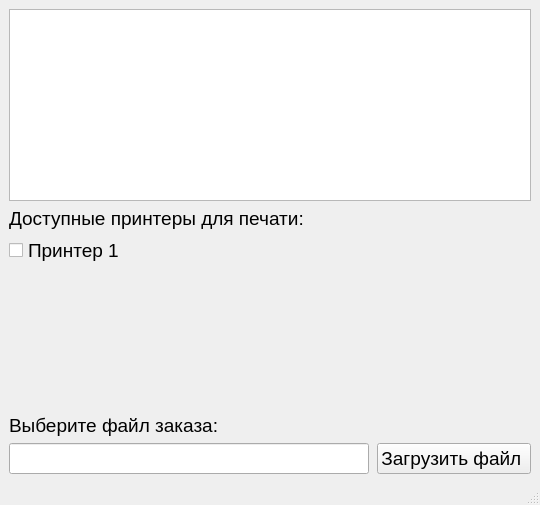
Old version of the form Printers.ui in the repository MikhailFrushkin/posters.
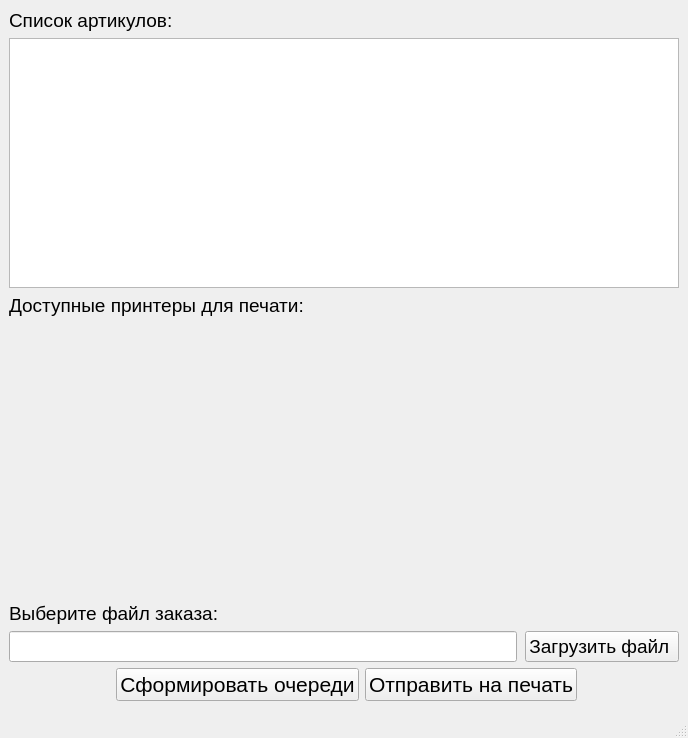
New version of the form.

```diff
--- a/Printers.ui
+++ b/Printers.ui
@@ -6,15 +6,31 @@
    <rect>
     <x>0</x>
     <y>0</y>
-    <width>540</width>
-    <height>505</height>
+    <width>688</width>
+    <height>738</height>
    </rect>
   </property>
+  <property name="font">
+   <font>
+    <pointsize>14</pointsize>
+   </font>
+  </property>
   <property name="windowTitle">
    <string>MainWindow</string>
   </property>
   <widget class="QWidget" name="centralwidget">
+   <layout class="QVBoxLayout" name="verticalLayout_4">
+    <item>
+     <layout class="QVBoxLayout" name="verticalLayout_3">
+      <item>
    <layout class="QVBoxLayout" name="verticalLayout_2">
+        <item>
+         <widget class="QLabel" name="label_3">
+          <property name="text">
+           <string>Список артикулов:</string>
+          </property>
+         </widget>
+        </item>
     <item>
      <widget class="QListView" name="listView">
       <property name="font">
@@ -24,6 +40,8 @@
       </property>
      </widget>
     </item>
+       </layout>
+      </item>
     <item>
      <layout class="QVBoxLayout" name="verticalLayout">
       <item>
@@ -38,34 +56,6 @@
         </property>
        </widget>
       </item>
-      <item>
-       <widget class="QCheckBox" name="checkBox_1">
-        <property name="font">
-         <font>
-          <pointsize>14</pointsize>
-         </font>
-        </property>
-        <property name="layoutDirection">
-         <enum>Qt::LeftToRight</enum>
-        </property>
-        <property name="text">
-         <string>Принтер 1</string>
-        </property>
-       </widget>
-      </item>
-      <item>
-       <spacer name="horizontalSpacer">
-        <property name="orientation">
-         <enum>Qt::Horizontal</enum>
-        </property>
-        <property name="sizeHint" stdset="0">
-         <size>
-          <width>40</width>
-          <height>20</height>
-         </size>
-        </property>
-       </spacer>
-      </item>
      </layout>
     </item>
     <item>
@@ -75,8 +65,8 @@
       </property>
       <property name="sizeHint" stdset="0">
        <size>
-        <width>20</width>
-        <height>40</height>
+          <width>17</width>
+          <height>119</height>
        </size>
       </property>
      </spacer>
@@ -139,6 +129,51 @@
       </item>
      </layout>
     </item>
+      <item>
+       <layout class="QFormLayout" name="formLayout">
+        <property name="fieldGrowthPolicy">
+         <enum>QFormLayout::FieldsStayAtSizeHint</enum>
+        </property>
+        <property name="labelAlignment">
+         <set>Qt::AlignLeading|Qt::AlignLeft|Qt::AlignVCenter</set>
+        </property>
+        <property name="formAlignment">
+         <set>Qt::AlignHCenter|Qt::AlignTop</set>
+        </property>
+        <property name="horizontalSpacing">
+         <number>6</number>
+        </property>
+        <property name="verticalSpacing">
+         <number>6</number>
+        </property>
+        <item row="1" column="0">
+         <widget class="QPushButton" name="pushButton_2">
+          <property name="font">
+           <font>
+            <pointsize>16</pointsize>
+           </font>
+          </property>
+          <property name="text">
+           <string>Сформировать очереди</string>
+          </property>
+         </widget>
+        </item>
+        <item row="1" column="1">
+         <widget class="QPushButton" name="pushButton_3">
+          <property name="font">
+           <font>
+            <pointsize>16</pointsize>
+           </font>
+          </property>
+          <property name="text">
+           <string>Отправить на печать</string>
+          </property>
+         </widget>
+        </item>
+       </layout>
+      </item>
+     </layout>
+    </item>
    </layout>
   </widget>
   <widget class="QMenuBar" name="menubar">
```
Left out of the diff: 2 changed lines with no effect on the pictures. Lines whose indentation alone changed are shown as unchanged.
